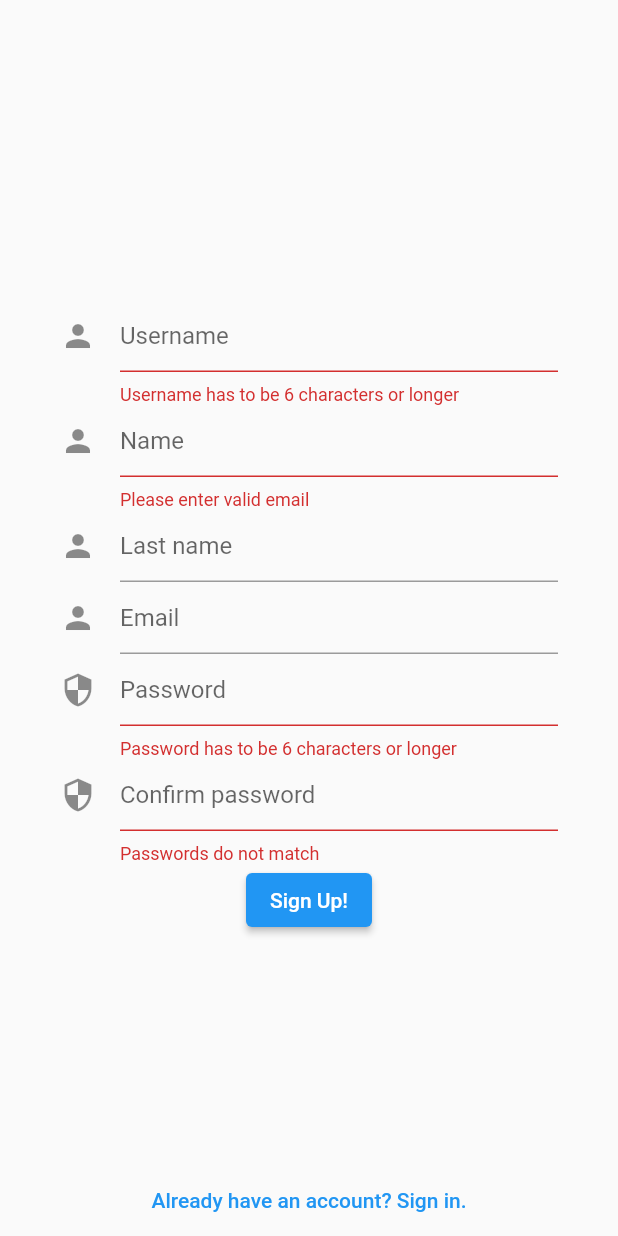
After one commit to Sconguser/guestay, a Flutter app: the screen it shows after launch, after a tap on "Sign up", after a tap on "Sign Up!", on a phone screen of 412 x 824 dp. The commit adds this screen. Run offline on Flutter 3.47's test engine with Material 2 defaults, Android fonts, the phone set to English and light mode, and no system bars; our stand-ins replace flutter_bloc.

Commit message:
user can now sign up

```diff
--- /dev/null
+++ b/lib/app_navigator.dart
@@ -0,0 +1,32 @@
+import 'package:flutter/material.dart';
+import 'package:flutter_bloc/flutter_bloc.dart';
+import 'package:guestay/auth/auth_navigator.dart';
+import 'package:guestay/session_cubit.dart';
+import 'package:guestay/session_state.dart';
+import 'package:guestay/views/session_view.dart';
+import 'auth/auth_cubit.dart';
+import 'views/loading_view.dart';
+
+class AppNavigator extends StatelessWidget {
+  const AppNavigator({Key? key}) : super(key: key);
+
+  @override
+  Widget build(BuildContext context) {
+    return BlocBuilder<SessionCubit, SessionState>(builder: (context, state) {
+      return Navigator(
+        pages: [
+          if (state is UnknownSessionState) MaterialPage(child: LoadingView()),
+          if (state is Unauthenticated)
+            MaterialPage(
+                child: BlocProvider(
+              create: (context) => AuthCubit(
+                  sessionCubit: context.read<SessionCubit>()), //// dziwne
+              child: AuthNavigator(),
+            )),
+          if (state is Authenticated) MaterialPage(child: SessionView())
+        ],
+        onPopPage: (route, result) => route.didPop(result),
+      );
+    });
+  }
+}
--- /dev/null
+++ b/lib/auth/auth_credentials.dart
@@ -0,0 +1,8 @@
+import 'package:flutter/cupertino.dart';
+import 'package:guestay/auth/user.dart';
+
+class AuthCredentials {
+  final User user;
+
+  AuthCredentials({required this.user});
+}
--- /dev/null
+++ b/lib/auth/auth_cubit.dart
@@ -0,0 +1,26 @@
+import 'package:flutter_bloc/flutter_bloc.dart';
+import 'package:guestay/auth/auth_credentials.dart';
+import 'package:guestay/auth/user.dart';
+import 'package:guestay/session_cubit.dart';
+
+enum AuthState { login, signUp }
+
+class AuthCubit extends Cubit<AuthState> {
+  final SessionCubit sessionCubit;
+  AuthCubit({required this.sessionCubit}) : super(AuthState.login);
+
+  AuthCredentials? credentials;
+  void showLogin({required User user}) {
+    credentials = AuthCredentials(user: user);
+    emit(AuthState.login);
+  }
+
+  void showSignUp({required User user}) {
+    credentials = AuthCredentials(user: user);
+    emit(AuthState.signUp);
+  }
+
+  void launchSession(AuthCredentials credentials) {
+    sessionCubit.showSession(credentials);
+  }
+}
--- /dev/null
+++ b/lib/auth/auth_navigator.dart
@@ -0,0 +1,23 @@
+import 'package:flutter/material.dart';
+import 'package:flutter_bloc/flutter_bloc.dart';
+import 'package:guestay/auth/auth_cubit.dart';
+import 'package:guestay/auth/sign_up/views/sign_up_view.dart';
+
+import 'login/views/login_view.dart';
+
+class AuthNavigator extends StatelessWidget {
+  const AuthNavigator({Key? key}) : super(key: key);
+
+  @override
+  Widget build(BuildContext context) {
+    return BlocBuilder<AuthCubit, AuthState>(builder: (context, state) {
+      return Navigator(
+        pages: [
+          if (state == AuthState.login) MaterialPage(child: LoginView()),
+          if (state == AuthState.signUp) MaterialPage(child: SignUpView()),
+        ],
+        onPopPage: (route, result) => route.didPop(result),
+      );
+    });
+  }
+}
--- a/lib/auth/auth_repository.dart
+++ b/lib/auth/auth_repository.dart
@@ -3,13 +3,20 @@ import 'package:guestay/auth/user.dart';
 import 'package:http/http.dart' as http;
 
 class AuthRepository {
-  late User _user;
+  User _user = User();
   User get user => _user;
   final String url = 'morning-coast-93264.herokuapp.com';
-  final String urlAddition = '/users/sign_in.json';
+  final String urlSignIn = '/users/sign_in.json';
+  final String urlSignUp = '/users.json';
+
+  Future<User> attemptAutoLogin() async {
+    await Future.delayed(Duration(seconds: 2));
+    throw Exception('Not signed in');
+  }
+
   Future<User> login({required String email, required String password}) async {
     try {
-      final response = await http.post(Uri.https(url, urlAddition),
+      final response = await http.post(Uri.https(url, urlSignIn),
           headers: <String, String>{
             'Content-Type': 'application/json; charset=UTF-8',
           },
@@ -30,4 +37,43 @@ class AuthRepository {
       throw Exception(e);
     }
   }
+
+  Future<User> signUp(
+      {required String email,
+      required String password,
+      required String passwordConfirmation,
+      required String name,
+      required String lastName,
+      required String username}) async {
+    try {
+      final response = await http.post(Uri.https(url, urlSignUp),
+          headers: <String, String>{
+            'Content-Type': 'application/json; charset=UTF-8',
+          },
+          body: jsonEncode(<String, dynamic>{
+            'user': {
+              'name': name,
+              'lastname': lastName,
+              'username': username,
+              'email': email,
+              'password': password,
+              'password_confirmation': passwordConfirmation,
+            }
+          }));
+      print(response.statusCode);
+      if (response.statusCode == 200 || response.statusCode == 201) {
+        _user = User.fromJson(response.headers, jsonDecode(response.body));
+        return user;
+      } else {
+        throw Exception('Could not sign up');
+      }
+    } catch (e) {
+      throw Exception(e);
+    }
+  }
+
+  User signOut() {
+    // _user = User();
+    return User();
+  }
 }
--- a/lib/auth/login/login_event.dart
+++ b/lib/auth/login/login_event.dart
@@ -1,9 +1,9 @@
 abstract class LoginEvent {}
 
-class LoginUsernameChanged extends LoginEvent {
+class LoginUserEmailChanged extends LoginEvent {
   final String userEmail;
 
-  LoginUsernameChanged({required this.userEmail});
+  LoginUserEmailChanged({required this.userEmail});
 }
 
 class LoginPasswordChanged extends LoginEvent {
--- a/lib/auth/login/login_state.dart
+++ b/lib/auth/login/login_state.dart
@@ -1,15 +1,17 @@
 import 'package:guestay/auth/form_submission_status.dart';
+import 'package:guestay/auth/utils/validators.dart';
 
 class LoginState {
-  final String? userEmail;
-  bool get isValidUsername => userEmail != null && userEmail!.length > 6;
-  final String? password;
-  bool get isValidPassword => password != null && password!.length > 6;
+  final String userEmail;
+  // bool get isValidUsername => userEmail.length > 6 && userEmail.contains('@');
+  bool get isValidUserEmail => userEmailValidate(userEmail);
+  final String password;
+  bool get isValidPassword => userPasswordValidate(password);
   final FormSubmissionStatus? formSubmissionStatus;
 
   LoginState({
-    this.userEmail,
-    this.password,
+    this.userEmail = '',
+    this.password = '',
     this.formSubmissionStatus = const InitialFormStatus(),
   });
 
--- a/lib/auth/login/views/login_view.dart
+++ b/lib/auth/login/views/login_view.dart
@@ -1,9 +1,11 @@
 import 'package:flutter/material.dart';
+import 'package:guestay/auth/auth_credentials.dart';
 import 'package:guestay/auth/auth_repository.dart';
 import 'package:guestay/auth/form_submission_status.dart';
 import 'package:guestay/auth/login/login_event.dart';
 import 'package:flutter_bloc/flutter_bloc.dart';
 
+import '../../auth_cubit.dart';
 import '../login_bloc.dart';
 import '../login_state.dart';
 
@@ -17,9 +19,12 @@ class LoginView extends StatelessWidget {
   Widget build(BuildContext context) {
     return Scaffold(
       body: BlocProvider(
-        create: (context) =>
-            LoginBloc(authRepository: context.read<AuthRepository>()),
-        child: _loginForm(),
+        create: (context) => LoginBloc(
+            authRepository: context.read<AuthRepository>(),
+            authCubit: context.read<AuthCubit>()),
+        child: Stack(
+            alignment: Alignment.bottomCenter,
+            children: [_loginForm(), _signUpButton(context)]),
       ),
     );
   }
@@ -38,20 +43,24 @@ class LoginView extends StatelessWidget {
               padding: EdgeInsets.symmetric(horizontal: 40),
               child: Column(
                 mainAxisAlignment: MainAxisAlignment.center,
-                children: [_userNameField(), _passwordField(), _loginButton()],
+                children: [
+                  _userEmailField(),
+                  _passwordField(),
+                  _loginButton(),
+                ],
               )),
         ));
   }
 
-  Widget _userNameField() {
+  Widget _userEmailField() {
     return BlocBuilder<LoginBloc, LoginState>(builder: (context, state) {
       return TextFormField(
         decoration:
             const InputDecoration(icon: Icon(Icons.person), hintText: 'Email'),
-        validator: (value) => state.isValidUsername ? null : incorrectEmail,
+        validator: (value) => state.isValidUserEmail ? null : incorrectEmail,
         onChanged: (value) => context
             .read<LoginBloc>()
-            .add(LoginUsernameChanged(userEmail: value)),
+            .add(LoginUserEmailChanged(userEmail: value)),
       );
     });
   }
@@ -87,6 +96,18 @@ class LoginView extends StatelessWidget {
     }
   }
 
+  Widget _signUpButton(BuildContext context) {
+    return SafeArea(
+        child: TextButton(
+      child: Text('Sign up'),
+      onPressed: () => context
+          .read<AuthCubit>()
+          .showSignUp(user: context.read<AuthRepository>().user),
+
+      /// smelly
+    ));
+  }
+
   void _showSnackBar(BuildContext context, String message) {
     final snackBar = SnackBar(content: Text(message));
     ScaffoldMessenger.of(context).showSnackBar(snackBar);
--- /dev/null
+++ b/lib/auth/sign_up/sign_up_bloc.dart
@@ -0,0 +1,52 @@
+import 'package:flutter_bloc/flutter_bloc.dart';
+import 'package:guestay/auth/auth_credentials.dart';
+import 'package:guestay/auth/auth_repository.dart';
+import 'package:guestay/auth/form_submission_status.dart';
+
+import '../auth_cubit.dart';
+import '../user.dart';
+import 'sign_up_event.dart';
+import 'sign_up_state.dart';
+
+class SignUpBloc extends Bloc<SignUpEvent, SignUpState> {
+  final AuthRepository authRepository;
+  final AuthCubit authCubit;
+
+  SignUpBloc({required this.authRepository, required this.authCubit})
+      : super(SignUpState()) {
+    on<SignUpEmaiLChanged>(
+        (event, emit) => emit(state.copyWith(userEmail: event.userEmail)));
+
+    on<SignUpNameChanged>(
+        (event, emit) => emit(state.copyWith(userName: event.userName)));
+    on<SignUpLastNameChanged>((event, emit) =>
+        emit(state.copyWith(userLastName: event.userLastName)));
+
+    on<SignUpUsernameChanged>((event, emit) =>
+        emit(state.copyWith(userUsername: event.userUsername)));
+
+    on<SignUpPasswordChanged>((event, emit) =>
+        emit(state.copyWith(userPassword: event.userPassword)));
+
+    on<SignUpPasswordConfirmationChanged>((event, emit) => emit(state.copyWith(
+        userPasswordConfirmation: event.userPasswordConfirmation)));
+
+    on<SignUpSubmitted>((event, emit) async {
+      emit(state.copyWith(formSubmissionStatus: FormSubmitting()));
+      try {
+        User user = await authRepository.signUp(
+            email: state.userEmail,
+            password: state.userPassword,
+            passwordConfirmation: state.userPasswordConfirmation,
+            name: state.userName,
+            lastName: state.userLastName,
+            username: state.userUsername);
+        emit(state.copyWith(formSubmissionStatus: SubmissionSuccess()));
+        authCubit.launchSession(AuthCredentials(user: user));
+      } on Exception catch (_, e) {
+        emit(state.copyWith(
+            formSubmissionStatus: SubmissionFailed(exception: _)));
+      }
+    });
+  }
+}
--- /dev/null
+++ b/lib/auth/sign_up/sign_up_event.dart
@@ -0,0 +1,37 @@
+abstract class SignUpEvent {}
+
+class SignUpEmaiLChanged extends SignUpEvent {
+  final String userEmail;
+
+  SignUpEmaiLChanged({required this.userEmail});
+}
+
+class SignUpNameChanged extends SignUpEvent {
+  final String userName;
+  SignUpNameChanged({required this.userName});
+}
+
+class SignUpLastNameChanged extends SignUpEvent {
+  final String userLastName;
+  SignUpLastNameChanged({required this.userLastName});
+}
+
+class SignUpUsernameChanged extends SignUpEvent {
+  final String userUsername;
+
+  SignUpUsernameChanged({required this.userUsername});
+}
+
+class SignUpPasswordChanged extends SignUpEvent {
+  final String userPassword;
+
+  SignUpPasswordChanged({required this.userPassword});
+}
+
+class SignUpPasswordConfirmationChanged extends SignUpEvent {
+  final String userPasswordConfirmation;
+
+  SignUpPasswordConfirmationChanged({required this.userPasswordConfirmation});
+}
+
+class SignUpSubmitted extends SignUpEvent {}
--- /dev/null
+++ b/lib/auth/sign_up/sign_up_state.dart
@@ -0,0 +1,52 @@
+import 'package:guestay/auth/form_submission_status.dart';
+import 'package:guestay/auth/utils/validators.dart';
+
+class SignUpState {
+  final String userUsername;
+
+  bool get isValidUsername => userUsernameValidate(userUsername);
+  final String userEmail;
+
+  bool get isValidUserEmail => userEmailValidate(userEmail);
+  final String userPassword;
+
+  bool get isValidPassword => userPasswordValidate(userPassword);
+  final String userPasswordConfirmation;
+
+  bool get isValidPasswordConfirmation =>
+      userPasswordConfirmationValidate(userPassword, userPasswordConfirmation);
+  final String userName;
+  final String userLastName;
+  final FormSubmissionStatus formSubmissionStatus;
+
+  SignUpState({
+    this.userUsername = '',
+    this.userEmail = '',
+    this.userPassword = '',
+    this.userPasswordConfirmation = '',
+    this.userName = '',
+    this.userLastName = '',
+    this.formSubmissionStatus = const InitialFormStatus(),
+  });
+
+  SignUpState copyWith({
+    String? userUsername,
+    String? userPassword,
+    String? userPasswordConfirmation,
+    String? userEmail,
+    String? userName,
+    String? userLastName,
+    FormSubmissionStatus? formSubmissionStatus,
+  }) {
+    return SignUpState(
+        userUsername: userUsername ?? this.userUsername,
+        userPassword: userPassword ?? this.userPassword,
+        userPasswordConfirmation:
+            userPasswordConfirmation ?? this.userPasswordConfirmation,
+        userEmail: userEmail ?? this.userEmail,
+        userName: userName ?? this.userName,
+        userLastName: userLastName ?? this.userLastName,
+        formSubmissionStatus:
+            formSubmissionStatus ?? this.formSubmissionStatus);
+  }
+}
--- /dev/null
+++ b/lib/auth/sign_up/views/sign_up_view.dart
@@ -0,0 +1,170 @@
+import 'package:flutter/material.dart';
+import 'package:guestay/auth/auth_credentials.dart';
+import 'package:guestay/auth/auth_repository.dart';
+import 'package:guestay/auth/form_submission_status.dart';
+import 'package:flutter_bloc/flutter_bloc.dart';
+
+import '../../auth_cubit.dart';
+import '../sign_up_bloc.dart';
+import '../sign_up_event.dart';
+import '../sign_up_state.dart';
+
+class SignUpView extends StatelessWidget {
+  SignUpView({Key? key}) : super(key: key);
+  final _formKey = GlobalKey<FormState>();
+  final int passwordLength = 6;
+  final String incorrectEmail = 'Please enter valid email';
+  final String incorrectPassword = 'Password has to be 6 characters or longer';
+  final String incorrectPasswordConfirmation = 'Passwords do not match';
+  final String incorrectUsername = 'Username has to be 6 characters or longer';
+  @override
+  Widget build(BuildContext context) {
+    return Scaffold(
+      body: BlocProvider(
+        create: (context) => SignUpBloc(
+            authRepository: context.read<AuthRepository>(),
+            authCubit: context.read<AuthCubit>()),
+        child: Stack(
+            alignment: Alignment.bottomCenter,
+            children: [_signUpForm(), _loginButton(context)]),
+      ),
+    );
+  }
+
+  Widget _signUpForm() {
+    return BlocListener<SignUpBloc, SignUpState>(
+        listener: (context, state) {
+          final formStatus = state.formSubmissionStatus;
+          if (formStatus is SubmissionFailed) {
+            _showSnackBar(context, formStatus.exception.toString());
+          }
+        },
+        child: Form(
+          key: _formKey,
+          child: Padding(
+              padding: EdgeInsets.symmetric(horizontal: 40),
+              child: Column(
+                mainAxisAlignment: MainAxisAlignment.center,
+                children: [
+                  _userUsernameField(),
+                  _userNameField(),
+                  _userLastNameField(),
+                  _userEmailField(),
+                  _userPasswordField(),
+                  _userPasswordConfirmationField(),
+                  _signUpButton(),
+                ],
+              )),
+        ));
+  }
+
+  Widget _userUsernameField() {
+    return BlocBuilder<SignUpBloc, SignUpState>(builder: (context, state) {
+      return TextFormField(
+        decoration: const InputDecoration(
+            icon: Icon(Icons.person), hintText: 'Username'),
+        validator: (value) => state.isValidUsername ? null : incorrectUsername,
+        onChanged: (value) => context
+            .read<SignUpBloc>()
+            .add(SignUpUsernameChanged(userUsername: value)),
+      );
+    });
+  }
+
+  Widget _userNameField() {
+    return BlocBuilder<SignUpBloc, SignUpState>(builder: (context, state) {
+      return TextFormField(
+        decoration:
+            const InputDecoration(icon: Icon(Icons.person), hintText: 'Name'),
+        validator: (value) => state.isValidUserEmail ? null : incorrectEmail,
+        onChanged: (value) =>
+            context.read<SignUpBloc>().add(SignUpNameChanged(userName: value)),
+      );
+    });
+  }
+
+  Widget _userLastNameField() {
+    return BlocBuilder<SignUpBloc, SignUpState>(builder: (context, state) {
+      return TextFormField(
+        decoration: const InputDecoration(
+            icon: Icon(Icons.person), hintText: 'Last name'),
+        onChanged: (value) => context
+            .read<SignUpBloc>()
+            .add(SignUpLastNameChanged(userLastName: value)),
+      );
+    });
+  }
+
+  Widget _userEmailField() {
+    return BlocBuilder<SignUpBloc, SignUpState>(builder: (context, state) {
+      return TextFormField(
+        decoration:
+            const InputDecoration(icon: Icon(Icons.person), hintText: 'Email'),
+        onChanged: (value) => context
+            .read<SignUpBloc>()
+            .add(SignUpEmaiLChanged(userEmail: value)),
+      );
+    });
+  }
+
+  Widget _userPasswordField() {
+    return BlocBuilder<SignUpBloc, SignUpState>(builder: (context, state) {
+      return TextFormField(
+        obscureText: true,
+        decoration: const InputDecoration(
+            icon: Icon(Icons.security), hintText: 'Password'),
+        validator: (value) => state.isValidPassword ? null : incorrectPassword,
+        onChanged: (value) => context
+            .read<SignUpBloc>()
+            .add(SignUpPasswordChanged(userPassword: value)),
+      );
+    });
+  }
+
+  Widget _userPasswordConfirmationField() {
+    return BlocBuilder<SignUpBloc, SignUpState>(builder: (context, state) {
+      return TextFormField(
+        obscureText: true,
+        decoration: const InputDecoration(
+            icon: Icon(Icons.security), hintText: 'Confirm password'),
+        validator: (value) => state.isValidPasswordConfirmation
+            ? null
+            : incorrectPasswordConfirmation,
+        onChanged: (value) => context.read<SignUpBloc>().add(
+            SignUpPasswordConfirmationChanged(userPasswordConfirmation: value)),
+      );
+    });
+  }
+
+  Widget _signUpButton() {
+    return BlocBuilder<SignUpBloc, SignUpState>(builder: (context, state) {
+      return state.formSubmissionStatus is FormSubmitting
+          ? CircularProgressIndicator()
+          : ElevatedButton(
+              onPressed: () {
+                _signUpButtonPressed(context);
+              },
+              child: Text('Sign Up!'));
+    });
+  }
+
+  void _signUpButtonPressed(BuildContext context) {
+    if (_formKey.currentState != null && _formKey.currentState!.validate()) {
+      context.read<SignUpBloc>().add(SignUpSubmitted());
+    }
+  }
+
+  void _showSnackBar(BuildContext context, String message) {
+    final snackBar = SnackBar(content: Text(message));
+    ScaffoldMessenger.of(context).showSnackBar(snackBar);
+  }
+
+  Widget _loginButton(BuildContext context) {
+    return SafeArea(
+        child: TextButton(
+            onPressed: () => context
+                .read<AuthCubit>()
+                .showLogin(user: context.read<AuthRepository>().user),
+            child: Text('Already have an account? Sign in.')));
+  }
+}
--- /dev/null
+++ b/lib/auth/utils/validators.dart
@@ -0,0 +1,42 @@
+// String? inputValidator(String? value, String errorMessage) {
+//   if (value == null || value.isEmpty) {
+//     return errorMessage;
+//   }
+//   return null;
+// }
+//
+// String? passwordValidator(String? value, int requiredLength) {
+//   if (value == null || value.length < requiredLength) {
+//     return 'Enter password at least $requiredLength characters long';
+//   }
+//   return null;
+// }
+//
+// String? passwordConfirmationValidator(
+//     String? value, String? value2, int requiredLength) {
+//   if (value == null || value.length < requiredLength) {
+//     return 'Enter password at least $requiredLength characters long';
+//   }
+//   if (value != value2) {
+//     return 'Passwords do not match';
+//   }
+//   return null;
+// }
+
+bool userEmailValidate(String userEmail) {
+  return userEmail.length >= 6 && userEmail.contains('@');
+}
+
+bool userPasswordValidate(String password) {
+  return password.length >= 6;
+}
+
+bool userUsernameValidate(String username) {
+  return username.length >= 6;
+}
+
+bool userPasswordConfirmationValidate(String password1, String password2) {
+  return password1.length >= 6 &&
+      password2.length >= 6 &&
+      password1 == password2;
+}
--- a/lib/main.dart
+++ b/lib/main.dart
@@ -1,8 +1,9 @@
 import 'package:flutter/material.dart';
 import 'package:flutter_bloc/flutter_bloc.dart';
 import 'package:guestay/auth/auth_repository.dart';
+import 'package:guestay/session_cubit.dart';
 
-import 'auth/login/views/login_view.dart';
+import 'app_navigator.dart';
 
 void main() {
   runApp(const MyApp());
@@ -20,7 +21,11 @@ class MyApp extends StatelessWidget {
       ),
       home: RepositoryProvider(
         create: (context) => AuthRepository(),
-        child: LoginView(),
+        child: BlocProvider(
+          create: (context) =>
+              SessionCubit(authRepository: context.read<AuthRepository>()),
+          child: AppNavigator(),
+        ),
       ),
     );
   }
--- /dev/null
+++ b/lib/session_cubit.dart
@@ -0,0 +1,32 @@
+import 'package:flutter_bloc/flutter_bloc.dart';
+import 'package:guestay/auth/auth_repository.dart';
+import 'package:guestay/session_state.dart';
+
+import 'auth/auth_credentials.dart';
+
+class SessionCubit extends Cubit<SessionState> {
+  final AuthRepository authRepository;
+
+  SessionCubit({required this.authRepository}) : super(UnknownSessionState()) {
+    attemptAutoLogin();
+  }
+
+  void showAuth() => emit(Unauthenticated());
+  void attemptAutoLogin() async {
+    try {
+      await authRepository.attemptAutoLogin();
+      emit(Authenticated(user: authRepository.user));
+    } on Exception {
+      emit(Unauthenticated());
+    }
+  }
+
+  void showSession(AuthCredentials credentials) {
+    emit(Authenticated(user: credentials.user));
+  }
+
+  void signOut() {
+    authRepository.signOut();
+    emit(Unauthenticated());
+  }
+}
--- /dev/null
+++ b/lib/session_state.dart
@@ -0,0 +1,13 @@
+import 'auth/user.dart';
+
+abstract class SessionState {}
+
+class UnknownSessionState extends SessionState {}
+
+class Unauthenticated extends SessionState {}
+
+class Authenticated extends SessionState {
+  User user = User();
+
+  Authenticated({required this.user});
+}
--- /dev/null
+++ b/lib/views/loading_view.dart
@@ -0,0 +1,13 @@
+import 'package:flutter/material.dart';
+
+class LoadingView extends StatelessWidget {
+  const LoadingView({Key? key}) : super(key: key);
+
+  @override
+  Widget build(BuildContext context) {
+    return Scaffold(
+        body: Center(
+      child: CircularProgressIndicator(),
+    ));
+  }
+}
```
Also changed, not shown: lib/auth/login/login_bloc.dart (+10 -4 lines), lib/auth/login/utils/validators.dart (deleted, +0 -24 lines), lib/views/session_view.dart (added, +13 -0 lines).
